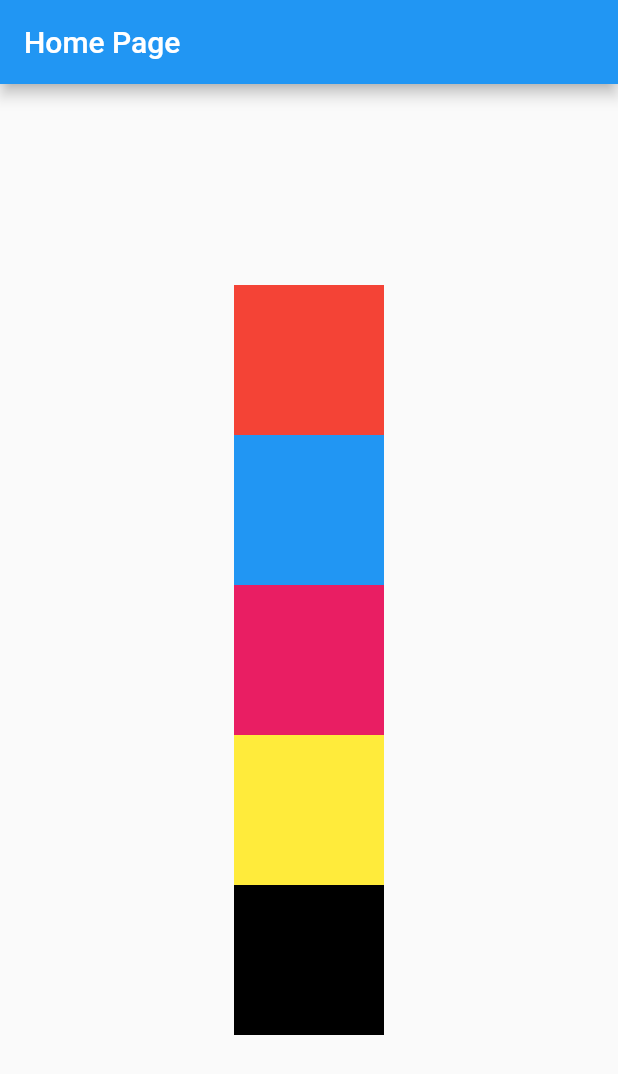
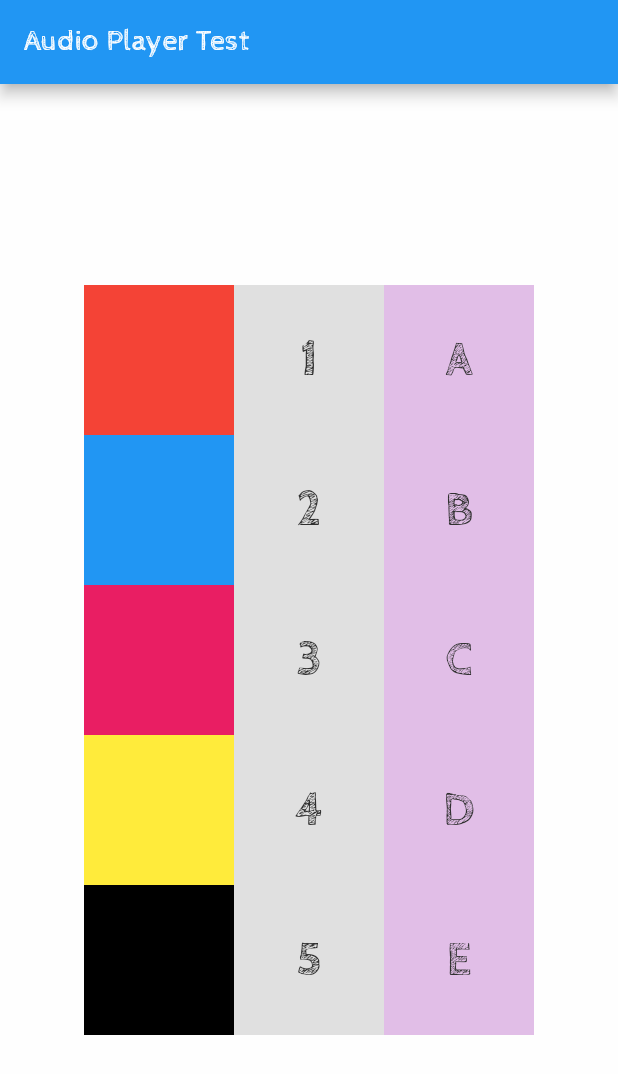
Before and after one commit to md-siam/kid_starter, a Flutter app: the screen it shows after launch, on a phone screen of 412 x 824 dp. Shown: the top 1074 px of the screen. Run offline on Flutter 3.47's test engine with Material 2 defaults, Android fonts, the light colour scheme and no system bars; our stand-ins replace just_audio.

Commit message:
testing audio files

```diff
--- /dev/null
+++ b/lib/app/constant.dart
@@ -0,0 +1,33 @@
+import 'package:flutter/material.dart';
+
+// Colors
+const kBackgroundColor = Color(0xFFFEFEFE);
+const kTitleTextColor = Color(0xFF303030);
+const kBodyTextColor = Color(0xFF4B4B4B);
+const kTextLightColor = Color(0xFF959595);
+const kInfectedColor = Color(0xFFFF8748);
+const kDeathColor = Color(0xFFFF4848);
+const kRecoverColor = Color(0xFF36C12C);
+const kPrimaryColor = Color(0xFF3382CC);
+final kShadowColor = const Color(0xFFB7B7B7).withOpacity(.16);
+final kActiveShadowColor = const Color(0xFF4056C6).withOpacity(.15);
+
+// Text Style
+const kHeadingTextStyle = TextStyle(
+  color: Colors.white,
+  fontSize: 64,
+  fontWeight: FontWeight.w700,
+  letterSpacing: 4.0,
+);
+
+const kSubTextStyle = TextStyle(
+  color: kTextLightColor,
+  fontSize: 16,
+);
+
+const kTitleTextStyle = TextStyle(
+  color: kTitleTextColor,
+  fontSize: 32,
+  fontWeight: FontWeight.w700,
+  fontFamily: 'CabinSketch',
+);
--- a/lib/app/views/home/home_page.dart
+++ /dev/null
@@ -1,83 +0,0 @@
-import 'package:flutter/material.dart';
-import 'package:just_audio/just_audio.dart';
-
-class HomePage extends StatefulWidget {
-  const HomePage({Key? key}) : super(key: key);
-
-  @override
-  State<HomePage> createState() => _HomePageState();
-}
-
-class _HomePageState extends State<HomePage> {
-  final _audioPlayer = AudioPlayer();
-
-  @override
-  void dispose() {
-    _audioPlayer.dispose();
-    super.dispose();
-  }
-
-  void _getAudio(String assetPath) async {
-    try {
-      await _audioPlayer.setAsset(assetPath);
-      _audioPlayer.play();
-    } catch (e) {
-      debugPrint("Error loading audio source: $e");
-    }
-  }
-
-  @override
-  Widget build(BuildContext context) {
-    return Scaffold(
-      appBar: AppBar(title: const Text('Home Page')),
-      body: Center(
-        child: SingleChildScrollView(
-          child: Column(
-            children: [
-              GestureDetector(
-                onTap: () => _getAudio('assets/audio/color/red.mp3'),
-                child: Container(
-                  height: 100,
-                  width: 100,
-                  color: Colors.red,
-                ),
-              ),
-              GestureDetector(
-                onTap: () => _getAudio('assets/audio/color/blue.mp3'),
-                child: Container(
-                  height: 100,
-                  width: 100,
-                  color: Colors.blue,
-                ),
-              ),
-              GestureDetector(
-                onTap: () => _getAudio('assets/audio/color/pink.mp3'),
-                child: Container(
-                  height: 100,
-                  width: 100,
-                  color: Colors.pink,
-                ),
-              ),
-              GestureDetector(
-                onTap: () => _getAudio('assets/audio/color/yellow.mp3'),
-                child: Container(
-                  height: 100,
-                  width: 100,
-                  color: Colors.yellow,
-                ),
-              ),
-              GestureDetector(
-                onTap: () => _getAudio('assets/audio/color/black.mp3'),
-                child: Container(
-                  height: 100,
-                  width: 100,
-                  color: Colors.black,
-                ),
-              ),
-            ],
-          ),
-        ),
-      ),
-    );
-  }
-}
--- /dev/null
+++ b/lib/app/widgets/audio_player.dart
@@ -0,0 +1,207 @@
+import 'package:flutter/material.dart';
+import 'package:just_audio/just_audio.dart';
+
+import '../constant.dart';
+
+class MyAudioPlayer extends StatefulWidget {
+  const MyAudioPlayer({Key? key}) : super(key: key);
+
+  @override
+  State<MyAudioPlayer> createState() => _MyAudioPlayerState();
+}
+
+class _MyAudioPlayerState extends State<MyAudioPlayer> {
+  final _audioPlayer = AudioPlayer();
+
+  @override
+  void dispose() {
+    _audioPlayer.dispose();
+    super.dispose();
+  }
+
+  void _getAudio(String assetPath) async {
+    try {
+      await _audioPlayer.setAsset(assetPath);
+      _audioPlayer.play();
+    } catch (e) {
+      debugPrint("Error loading audio source: $e");
+    }
+  }
+
+  @override
+  Widget build(BuildContext context) {
+    return Scaffold(
+      appBar: AppBar(title: const Text('Audio Player Test')),
+      body: Center(
+        child: SingleChildScrollView(
+          child: Row(
+            mainAxisAlignment: MainAxisAlignment.center,
+            children: [
+              Column(
+                children: [
+                  GestureDetector(
+                    child: Container(
+                      height: 100,
+                      width: 100,
+                      color: Colors.red,
+                    ),
+                    onTap: () => _getAudio('assets/audio/color/red.mp3'),
+                  ),
+                  GestureDetector(
+                    child: Container(
+                      height: 100,
+                      width: 100,
+                      color: Colors.blue,
+                    ),
+                    onTap: () => _getAudio('assets/audio/color/blue.mp3'),
+                  ),
+                  GestureDetector(
+                    child: Container(
+                      height: 100,
+                      width: 100,
+                      color: Colors.pink,
+                    ),
+                    onTap: () => _getAudio('assets/audio/color/pink.mp3'),
+                  ),
+                  GestureDetector(
+                    child: Container(
+                      height: 100,
+                      width: 100,
+                      color: Colors.yellow,
+                    ),
+                    onTap: () => _getAudio('assets/audio/color/yellow.mp3'),
+                  ),
+                  GestureDetector(
+                    child: Container(
+                      height: 100,
+                      width: 100,
+                      color: Colors.black,
+                    ),
+                    onTap: () => _getAudio('assets/audio/color/black.mp3'),
+                  ),
+                ],
+              ),
+
+              /// `Numeric`
+              Column(
+                children: [
+                  GestureDetector(
+                    child: Container(
+                      alignment: Alignment.center,
+                      height: 100,
+                      width: 100,
+                      color: Colors.grey[300],
+                      child: const Text('1', style: kTitleTextStyle),
+                    ),
+                    onTap: () => _getAudio('assets/audio/numeric_en/kid-1.mp3'),
+                  ),
+                  GestureDetector(
+                    child: Container(
+                      alignment: Alignment.center,
+                      height: 100,
+                      width: 100,
+                      color: Colors.grey[300],
+                      child: const Text('2', style: kTitleTextStyle),
+                    ),
+                    onTap: () => _getAudio('assets/audio/numeric_en/kid-2.mp3'),
+                  ),
+                  GestureDetector(
+                    child: Container(
+                      alignment: Alignment.center,
+                      height: 100,
+                      width: 100,
+                      color: Colors.grey[300],
+                      child: const Text('3', style: kTitleTextStyle),
+                    ),
+                    onTap: () => _getAudio('assets/audio/numeric_en/kid-3.mp3'),
+                  ),
+                  GestureDetector(
+                    child: Container(
+                      alignment: Alignment.center,
+                      height: 100,
+                      width: 100,
+                      color: Colors.grey[300],
+                      child: const Text('4', style: kTitleTextStyle),
+                    ),
+                    onTap: () => _getAudio('assets/audio/numeric_en/kid-4.mp3'),
+                  ),
+                  GestureDetector(
+                    child: Container(
+                      alignment: Alignment.center,
+                      height: 100,
+                      width: 100,
+                      color: Colors.grey[300],
+                      child: const Text('5', style: kTitleTextStyle),
+                    ),
+                    onTap: () => _getAudio('assets/audio/numeric_en/kid-5.mp3'),
+                  ),
+                ],
+              ),
+
+              /// `Alphabets`
+              Column(
+                children: [
+                  GestureDetector(
+                    child: Container(
+                      alignment: Alignment.center,
+                      height: 100,
+                      width: 100,
+                      color: Colors.purple[100],
+                      child: const Text('A', style: kTitleTextStyle),
+                    ),
+                    onTap: () =>
+                        _getAudio('assets/audio/alphabet_en/kid-a.mp3'),
+                  ),
+                  GestureDetector(
+                    child: Container(
+                      alignment: Alignment.center,
+                      height: 100,
+                      width: 100,
+                      color: Colors.purple[100],
+                      child: const Text('B', style: kTitleTextStyle),
+                    ),
+                    onTap: () =>
+                        _getAudio('assets/audio/alphabet_en/kid-b.mp3'),
+                  ),
+                  GestureDetector(
+                    child: Container(
+                      alignment: Alignment.center,
+                      height: 100,
+                      width: 100,
+                      color: Colors.purple[100],
+                      child: const Text('C', style: kTitleTextStyle),
+                    ),
+                    onTap: () =>
+                        _getAudio('assets/audio/alphabet_en/kid-c.mp3'),
+                  ),
+                  GestureDetector(
+                    child: Container(
+                      alignment: Alignment.center,
+                      height: 100,
+                      width: 100,
+                      color: Colors.purple[100],
+                      child: const Text('D', style: kTitleTextStyle),
+                    ),
+                    onTap: () =>
+                        _getAudio('assets/audio/alphabet_en/kid-d.mp3'),
+                  ),
+                  GestureDetector(
+                    child: Container(
+                      alignment: Alignment.center,
+                      height: 100,
+                      width: 100,
+                      color: Colors.purple[100],
+                      child: const Text('E', style: kTitleTextStyle),
+                    ),
+                    onTap: () =>
+                        _getAudio('assets/audio/alphabet_en/kid-e.mp3'),
+                  ),
+                ],
+              ),
+            ],
+          ),
+        ),
+      ),
+    );
+  }
+}
--- a/lib/main.dart
+++ b/lib/main.dart
@@ -1,10 +1,10 @@
 import 'package:flutter/material.dart';
+import 'package:kid_starter/app/widgets/audio_player.dart';
 
-import 'app/views/home/home_page.dart';
+import 'app/constant.dart';
+import 'app/screens/home_screen.dart';
 
-void main() {
-  return runApp(const MyApp());
-}
+void main() => runApp(const MyApp());
 
 class MyApp extends StatelessWidget {
   const MyApp({Key? key}) : super(key: key);
@@ -13,9 +13,15 @@ class MyApp extends StatelessWidget {
     return MaterialApp(
       title: 'Kid Starter',
       debugShowCheckedModeBanner: false,
-      theme: ThemeData(primarySwatch: Colors.blue),
-      home: const HomePage(),
-
+      theme: ThemeData(
+        scaffoldBackgroundColor: kBackgroundColor,
+        fontFamily: "CabinSketch",
+        textTheme: const TextTheme(
+          bodyText1: TextStyle(color: kBodyTextColor),
+        ),
+      ),
+      //home: const HomeScreen(),
+      home: const MyAudioPlayer(),
     );
   }
 }
```
Also changed, not shown: lib/app/screens/home_screen.dart (added, +23 -0 lines), lib/app/widgets/category_card.dart (added, +74 -0 lines), lib/app/widgets/page_header.dart (added, +92 -0 lines), lib/app/widgets/tile_card.dart (added, +68 -0 lines), lib/app/models/alphabet_en_model.dart (added), lib/app/models/color_model.dart (added), lib/app/models/numeric_en_model.dart (added), lib/app/screens/alphabet_en_screen.dart (added), lib/app/screens/color_screen.dart (added), lib/app/screens/numeric_en_screen.dart (added), lib/app/screens/shape_screen.dart (added), lib/app/screens/story_screen.dart (added).
